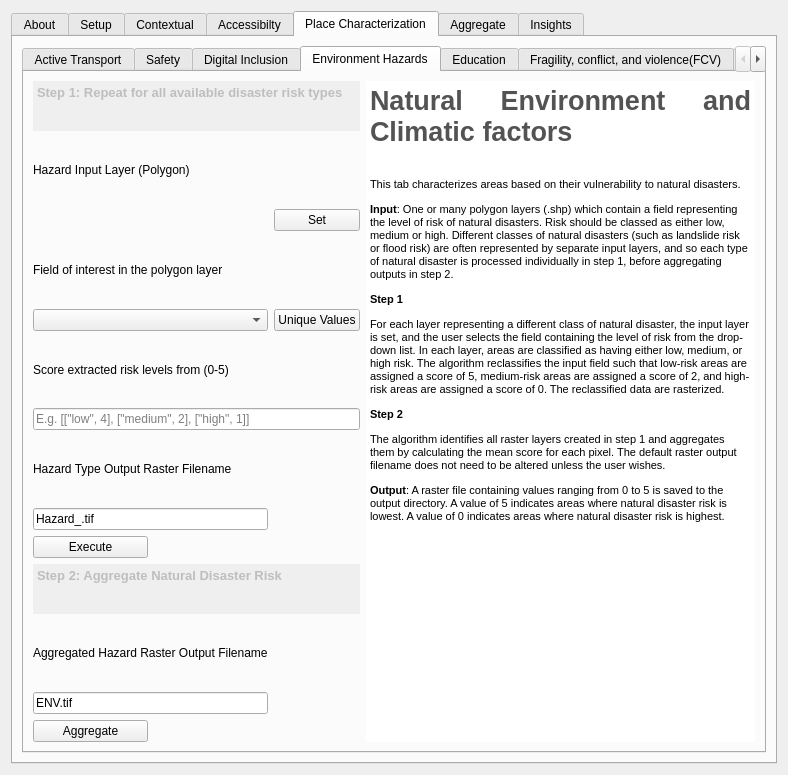
Qt form gender_indicator_tool/gender_indicator_tool_dialog_base.ui (worldbank/GEEST) before a commit.
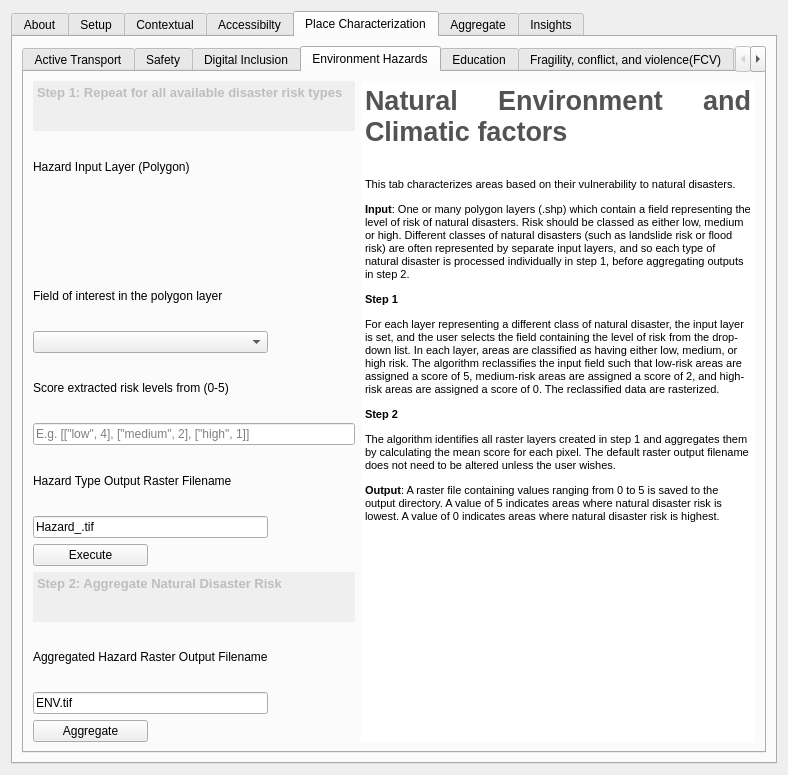
The same form after that commit. The open tabs and pages were chosen to show the change. Custom widgets are drawn as their Qt base class.

Commit message: Adds UI changes to PC ENV

What changed in the file:
```diff
--- a/gender_indicator_tool/gender_indicator_tool_dialog_base.ui
+++ b/gender_indicator_tool/gender_indicator_tool_dialog_base.ui
@@ -2570,13 +2570,6 @@
            <item row="2" column="0" colspan="2">
             <widget class="QgsFileWidget" name="ENV_Input_Field"/>
            </item>
-           <item row="2" column="2">
-            <widget class="QPushButton" name="ENV_Set_PB">
-             <property name="text">
-              <string>Set</string>
-             </property>
-            </widget>
-           </item>
            <item row="3" column="0" colspan="3">
             <widget class="QLabel" name="label_130">
              <property name="text">
@@ -2587,13 +2580,6 @@
            <item row="4" column="0" colspan="2">
             <widget class="QComboBox" name="ENV_riskLevelField_CB"/>
            </item>
-           <item row="4" column="2">
-            <widget class="QPushButton" name="ENV_unique_PB">
-             <property name="text">
-              <string>Unique Values</string>
-             </property>
-            </widget>
-           </item>
            <item row="5" column="0" colspan="3">
             <widget class="QLabel" name="label_129">
              <property name="text">
```
Left out of the diff: 36 changed lines with no effect on the pictures. The commit also changes 2 other files.
